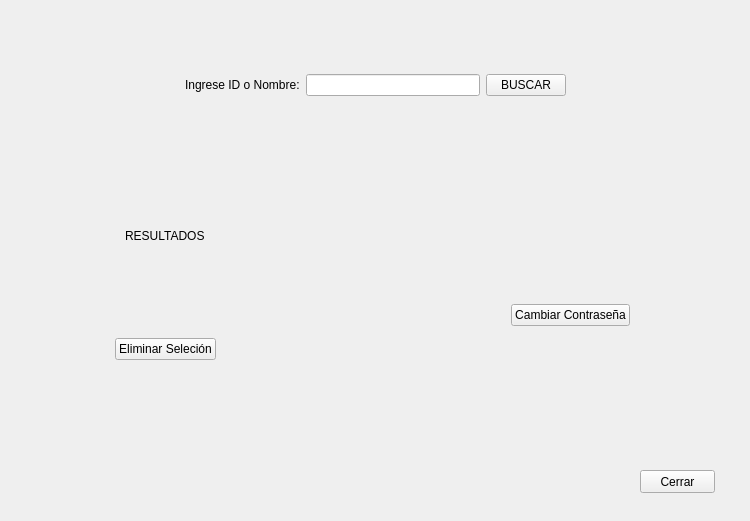
This is forms/consultarcuentas.ui in sarahiva/IS2Proyecto1 as Qt 5 draws it before an edit. The edited form follows.
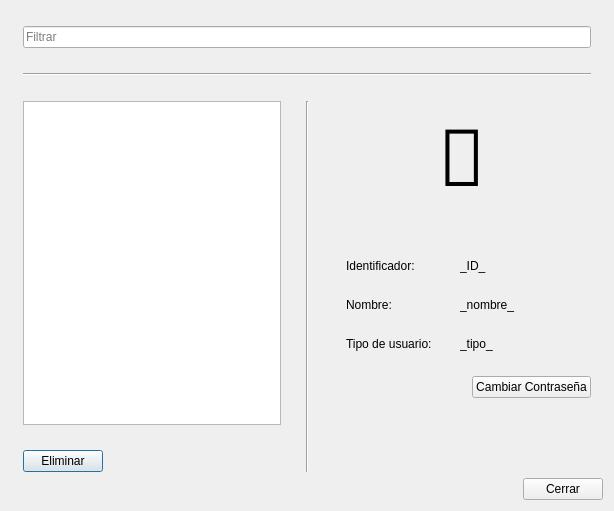
This is the edited form. Icons and pictures are not drawn.

What changed in the file:
```diff
--- a/forms/consultarcuentas.ui
+++ b/forms/consultarcuentas.ui
@@ -1,61 +1,69 @@
 <?xml version="1.0" encoding="UTF-8"?>
 <ui version="4.0">
  <class>ConsultarCuentas</class>
- <widget class="QWidget" name="ConsultarCuentas">
+ <widget class="QDialog" name="ConsultarCuentas">
   <property name="geometry">
    <rect>
     <x>0</x>
     <y>0</y>
-    <width>750</width>
-    <height>521</height>
+    <width>614</width>
+    <height>511</height>
    </rect>
   </property>
   <property name="windowTitle">
    <string>Consultar Cuentas</string>
   </property>
-  <widget class="QWidget" name="horizontalLayoutWidget_2">
-   <property name="geometry">
-    <rect>
-     <x>0</x>
-     <y>10</y>
-     <width>741</width>
-     <height>31</height>
-    </rect>
-   </property>
+  <layout class="QGridLayout" name="gridLayout_2">
+   <item row="0" column="0" colspan="2">
+    <layout class="QVBoxLayout" name="verticalLayout_2">
+     <property name="spacing">
+      <number>25</number>
+     </property>
+     <property name="leftMargin">
+      <number>12</number>
+     </property>
+     <property name="topMargin">
+      <number>15</number>
+     </property>
+     <property name="rightMargin">
+      <number>12</number>
+     </property>
+     <item>
+      <widget class="QLineEdit" name="lineEdit">
+       <property name="placeholderText">
+        <string>Filtrar</string>
+       </property>
+       <property name="clearButtonEnabled">
+        <bool>true</bool>
+       </property>
+      </widget>
+     </item>
+     <item>
+      <widget class="Line" name="line_2">
+       <property name="orientation">
+        <enum>Qt::Horizontal</enum>
+       </property>
+      </widget>
+     </item>
+     <item>
    <layout class="QHBoxLayout" name="horizontalLayout_2">
     <item>
-     <widget class="QPushButton" name="ButtonRegresar">
-      <property name="sizePolicy">
-       <sizepolicy hsizetype="Fixed" vsizetype="Fixed">
-        <horstretch>0</horstretch>
-        <verstretch>0</verstretch>
-       </sizepolicy>
-      </property>
-      <property name="minimumSize">
-       <size>
-        <width>20</width>
-        <height>20</height>
-       </size>
-      </property>
-      <property name="styleSheet">
-       <string notr="true">border: 0px;</string>
-      </property>
+        <layout class="QGridLayout" name="gridLayout">
+         <item row="0" column="0" colspan="2">
+          <widget class="QTableView" name="tableView">
+           <property name="selectionMode">
+            <enum>QAbstractItemView::SingleSelection</enum>
+           </property>
+          </widget>
+         </item>
+         <item row="1" column="0">
+          <widget class="QPushButton" name="pushButton">
       <property name="text">
-       <string/>
-      </property>
-      <property name="icon">
-       <iconset>
-        <normaloff>:/iconos/imagenes/regresa.png</normaloff>:/iconos/imagenes/regresa.png</iconset>
-      </property>
-      <property name="iconSize">
-       <size>
-        <width>20</width>
-        <height>20</height>
-       </size>
+            <string>Eliminar</string>
       </property>
      </widget>
     </item>
-    <item>
+         <item row="1" column="1">
      <spacer name="horizontalSpacer_2">
       <property name="orientation">
        <enum>Qt::Horizontal</enum>
@@ -69,16 +77,87 @@
      </spacer>
     </item>
    </layout>
-  </widget>
-  <widget class="QWidget" name="horizontalLayoutWidget">
-   <property name="geometry">
-    <rect>
-     <x>10</x>
-     <y>60</y>
-     <width>731</width>
-     <height>51</height>
-    </rect>
-   </property>
+       </item>
+       <item>
+        <widget class="Line" name="line">
+         <property name="orientation">
+          <enum>Qt::Vertical</enum>
+         </property>
+        </widget>
+       </item>
+       <item>
+        <layout class="QVBoxLayout" name="verticalLayout">
+         <item alignment="Qt::AlignHCenter">
+          <widget class="QLabel" name="label">
+           <property name="font">
+            <font>
+             <family>Font Awesome 5 Free</family>
+             <pointsize>59</pointsize>
+             <weight>75</weight>
+             <bold>true</bold>
+            </font>
+           </property>
+           <property name="text">
+            <string></string>
+           </property>
+          </widget>
+         </item>
+         <item>
+          <layout class="QFormLayout" name="formLayout">
+           <property name="leftMargin">
+            <number>12</number>
+           </property>
+           <property name="topMargin">
+            <number>24</number>
+           </property>
+           <property name="rightMargin">
+            <number>12</number>
+           </property>
+           <item row="0" column="0">
+            <widget class="QLabel" name="label_2">
+             <property name="text">
+              <string>Identificador: </string>
+             </property>
+            </widget>
+           </item>
+           <item row="0" column="1">
+            <widget class="QLabel" name="ID">
+             <property name="text">
+              <string>_ID_</string>
+             </property>
+            </widget>
+           </item>
+           <item row="1" column="0">
+            <widget class="QLabel" name="label_4">
+             <property name="text">
+              <string>Nombre:</string>
+             </property>
+            </widget>
+           </item>
+           <item row="1" column="1">
+            <widget class="QLabel" name="nombre">
+             <property name="text">
+              <string>_nombre_</string>
+             </property>
+            </widget>
+           </item>
+           <item row="2" column="0">
+            <widget class="QLabel" name="label_3">
+             <property name="text">
+              <string>Tipo de usuario: </string>
+             </property>
+            </widget>
+           </item>
+           <item row="2" column="1">
+            <widget class="QLabel" name="tipousr">
+             <property name="text">
+              <string>_tipo_</string>
+             </property>
+            </widget>
+           </item>
+          </layout>
+         </item>
+         <item>
    <layout class="QHBoxLayout" name="horizontalLayout">
     <item>
      <spacer name="horizontalSpacer">
@@ -93,154 +172,42 @@
       </property>
      </spacer>
     </item>
-    <item>
-     <widget class="QLabel" name="label">
-      <property name="sizePolicy">
-       <sizepolicy hsizetype="Fixed" vsizetype="Fixed">
-        <horstretch>0</horstretch>
-        <verstretch>0</verstretch>
-       </sizepolicy>
-      </property>
+           <item alignment="Qt::AlignTop">
+            <widget class="QPushButton" name="pushButton_3">
       <property name="text">
-       <string>Ingrese ID o Nombre:</string>
+              <string>Cambiar Contraseña</string>
       </property>
      </widget>
     </item>
-    <item>
-     <widget class="QLineEdit" name="lineEdit"/>
-    </item>
-    <item>
-     <widget class="QPushButton" name="ButtonBuscar">
-      <property name="text">
-       <string>BUSCAR</string>
-      </property>
-     </widget>
-    </item>
-    <item>
+          </layout>
+         </item>
+        </layout>
+       </item>
+      </layout>
+     </item>
+    </layout>
+   </item>
+   <item row="1" column="0">
      <spacer name="horizontalSpacer_3">
       <property name="orientation">
        <enum>Qt::Horizontal</enum>
       </property>
       <property name="sizeHint" stdset="0">
        <size>
-        <width>40</width>
+       <width>507</width>
         <height>20</height>
        </size>
       </property>
      </spacer>
     </item>
-   </layout>
-  </widget>
-  <widget class="QWidget" name="verticalLayoutWidget">
-   <property name="geometry">
-    <rect>
-     <x>10</x>
-     <y>140</y>
-     <width>311</width>
-     <height>311</height>
-    </rect>
-   </property>
-   <layout class="QVBoxLayout" name="verticalLayout">
-    <item>
-     <layout class="QHBoxLayout" name="horizontalLayout_3">
-      <item>
-       <widget class="QLabel" name="label_2">
-        <property name="sizePolicy">
-         <sizepolicy hsizetype="Fixed" vsizetype="Fixed">
-          <horstretch>0</horstretch>
-          <verstretch>0</verstretch>
-         </sizepolicy>
-        </property>
-        <property name="text">
-         <string>RESULTADOS</string>
-        </property>
-       </widget>
-      </item>
-     </layout>
-    </item>
-    <item>
-     <layout class="QHBoxLayout" name="horizontalLayout_4"/>
-    </item>
-    <item>
-     <layout class="QHBoxLayout" name="horizontalLayout_5">
-      <item>
-       <widget class="QPushButton" name="ButtonEliminarS">
-        <property name="sizePolicy">
-         <sizepolicy hsizetype="Fixed" vsizetype="Fixed">
-          <horstretch>0</horstretch>
-          <verstretch>0</verstretch>
-         </sizepolicy>
-        </property>
-        <property name="text">
-         <string>Eliminar Seleción</string>
-        </property>
-       </widget>
-      </item>
-     </layout>
-    </item>
-   </layout>
-  </widget>
-  <widget class="QWidget" name="verticalLayoutWidget_2">
-   <property name="geometry">
-    <rect>
-     <x>410</x>
-     <y>140</y>
-     <width>321</width>
-     <height>311</height>
-    </rect>
-   </property>
-   <layout class="QVBoxLayout" name="verticalLayout_2">
-    <item>
-     <layout class="QHBoxLayout" name="horizontalLayout_6"/>
-    </item>
-    <item>
-     <spacer name="verticalSpacer_2">
-      <property name="orientation">
-       <enum>Qt::Vertical</enum>
-      </property>
-      <property name="sizeType">
-       <enum>QSizePolicy::Fixed</enum>
-      </property>
-      <property name="sizeHint" stdset="0">
-       <size>
-        <width>20</width>
-        <height>40</height>
-       </size>
-      </property>
-     </spacer>
-    </item>
-    <item>
-     <layout class="QHBoxLayout" name="horizontalLayout_7">
-      <item>
+   <item row="1" column="1">
        <widget class="QPushButton" name="pushButton_2">
-        <property name="sizePolicy">
-         <sizepolicy hsizetype="Fixed" vsizetype="Fixed">
-          <horstretch>0</horstretch>
-          <verstretch>0</verstretch>
-         </sizepolicy>
-        </property>
-        <property name="text">
-         <string>Cambiar Contraseña</string>
-        </property>
-       </widget>
-      </item>
-     </layout>
-    </item>
-   </layout>
-  </widget>
-  <widget class="QPushButton" name="ButtonCerrar">
-   <property name="geometry">
-    <rect>
-     <x>640</x>
-     <y>470</y>
-     <width>75</width>
-     <height>23</height>
-    </rect>
-   </property>
    <property name="text">
     <string>Cerrar</string>
    </property>
   </widget>
+   </item>
+  </layout>
  </widget>
  <resources>
   <include location="../img.qrc"/>
```
Left out of the diff: 19 changed lines with no effect on the pictures. Lines whose indentation alone changed are shown as unchanged.
